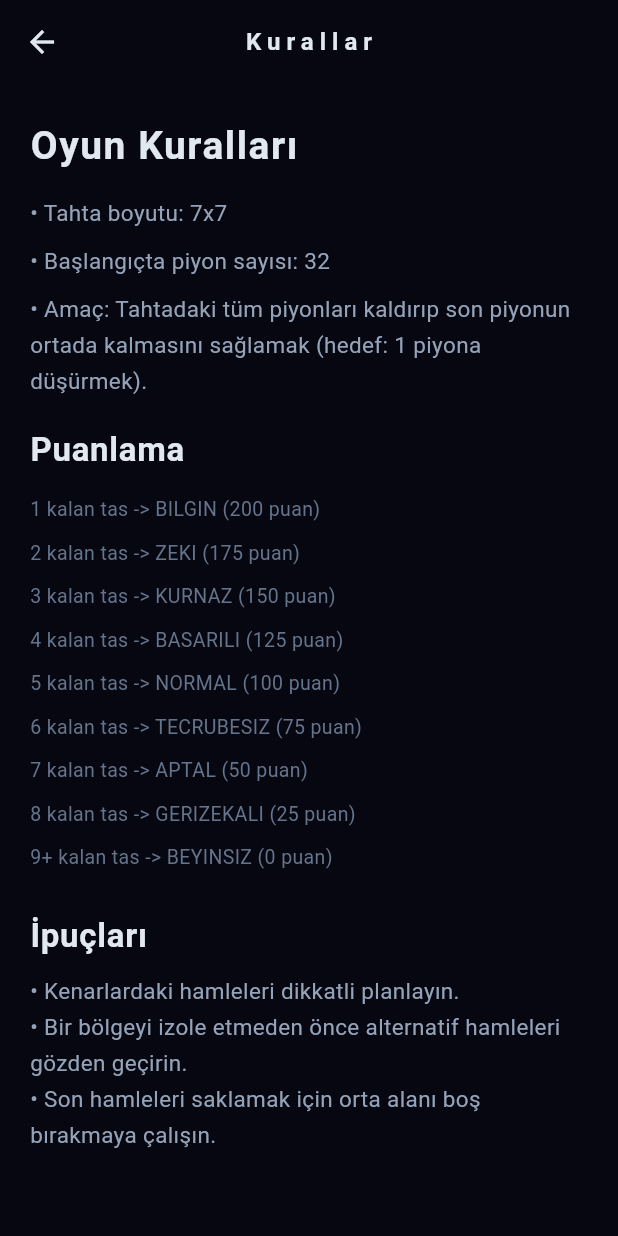
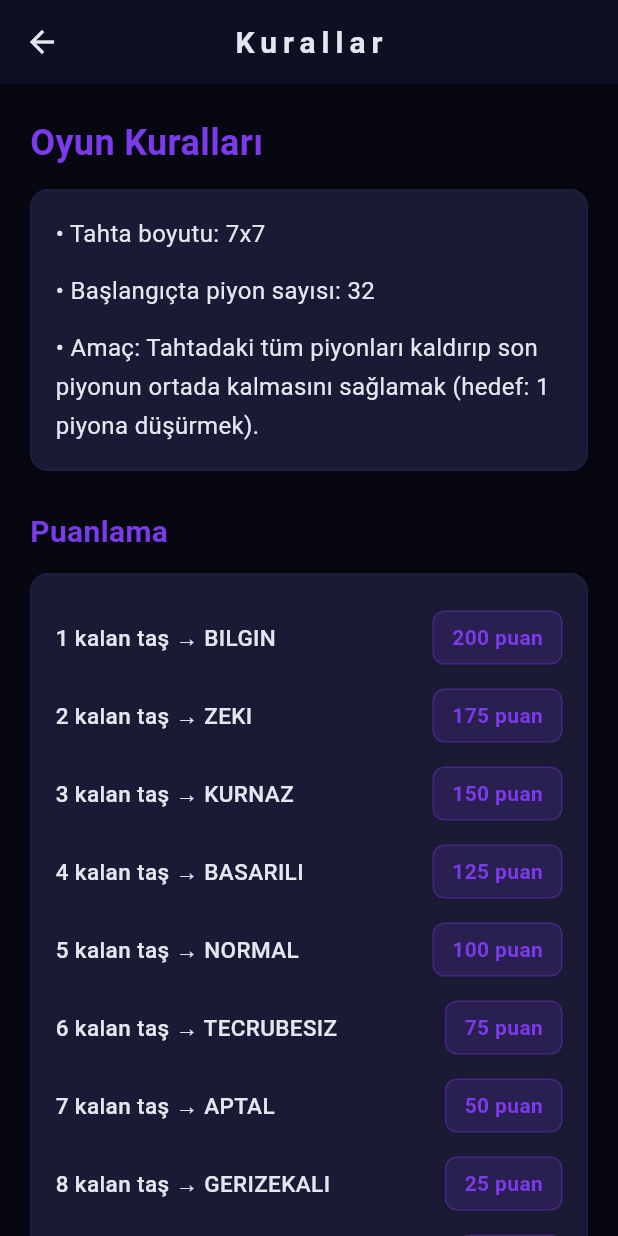
Before and after one commit to dilara-karaca/solo_test, a Flutter app: the RulesScreen screen opened by its route, on a phone screen of 412 x 824 dp. Run offline on Flutter 3.47's test engine with Material 3 defaults, Android fonts, the phone set to English and light mode, and no system bars; our stand-ins replace shared_preferences; accounts and stored records are empty.

Commit message:
kurallar teması güncellendi

```diff
--- a/lib/screens/rules/rules_screen.dart
+++ b/lib/screens/rules/rules_screen.dart
@@ -1,19 +1,31 @@
 import 'package:flutter/material.dart';
+import 'package:provider/provider.dart';
 import 'package:solo_test/core/constants/app_constants.dart';
-import 'package:solo_test/core/constants/app_colors.dart';
-import 'package:solo_test/core/constants/app_text_styles.dart';
+import 'package:solo_test/providers/theme_provider.dart';
 
 class RulesScreen extends StatelessWidget {
   const RulesScreen({super.key});
 
   @override
   Widget build(BuildContext context) {
+    return Consumer<ThemeProvider>(
+      builder: (context, themeProvider, _) {
+        final theme = themeProvider.themeData;
+
         return Scaffold(
-      backgroundColor: AppColors.backgroundColor,
+          backgroundColor: theme.backgroundColor,
           appBar: AppBar(
-        title: const Text('Kurallar'),
-        backgroundColor: Colors.transparent,
+            title: Text(
+              'Kurallar',
+              style: TextStyle(
+                color: theme.textPrimary,
+                fontSize: 20,
+                fontWeight: FontWeight.bold,
+              ),
+            ),
+            backgroundColor: theme.surfaceColor,
             elevation: 0,
+            iconTheme: IconThemeData(color: theme.textPrimary),
           ),
           body: SafeArea(
             child: SingleChildScrollView(
@@ -21,60 +33,165 @@ class RulesScreen extends StatelessWidget {
               child: Column(
                 crossAxisAlignment: CrossAxisAlignment.start,
                 children: [
-              Text('Oyun Kuralları', style: AppTextStyles.heading2),
+                  // Main Title
+                  Text(
+                    'Oyun Kuralları',
+                    style: TextStyle(
+                      fontSize: 24,
+                      fontWeight: FontWeight.bold,
+                      color: theme.primaryColor,
+                    ),
+                  ),
+                  const SizedBox(height: 12),
+
+                  // Rules Container
+                  Container(
+                    padding: const EdgeInsets.all(16),
+                    decoration: BoxDecoration(
+                      color: theme.surfaceLight,
+                      borderRadius: BorderRadius.circular(12),
+                      border: Border.all(color: theme.borderLight, width: 1),
+                    ),
+                    child: Column(
+                      crossAxisAlignment: CrossAxisAlignment.start,
+                      children: [
+                        Text(
+                          '• Tahta boyutu: ${AppConstants.BOARD_SIZE}x${AppConstants.BOARD_SIZE}',
+                          style: TextStyle(
+                            fontSize: 16,
+                            color: theme.textPrimary,
+                            height: 1.6,
+                          ),
+                        ),
                         const SizedBox(height: 12),
                         Text(
-                '• Tahta boyutu: ${AppConstants.BOARD_SIZE}x${AppConstants.BOARD_SIZE}',
-                style: AppTextStyles.bodyMedium.copyWith(
-                  color: AppColors.textSecondary,
+                          '• Başlangıçta piyon sayısı: ${AppConstants.INITIAL_PIECES}',
+                          style: TextStyle(
+                            fontSize: 16,
+                            color: theme.textPrimary,
+                            height: 1.6,
                           ),
                         ),
-              const SizedBox(height: 8),
-              Text(
-                '• Başlangıçta piyon sayısı: ${AppConstants.INITIAL_PIECES}',
-                style: AppTextStyles.bodyMedium.copyWith(
-                  color: AppColors.textSecondary,
-                ),
-              ),
-              const SizedBox(height: 8),
+                        const SizedBox(height: 12),
                         Text(
                           '• Amaç: Tahtadaki tüm piyonları kaldırıp son piyonun ortada kalmasını sağlamak (hedef: ${AppConstants.TARGET_PIECES} piyona düşürmek).',
-                style: AppTextStyles.bodyMedium.copyWith(
-                  color: AppColors.textSecondary,
-                ),
-              ),
-              const SizedBox(height: 16),
-              Text('Puanlama', style: AppTextStyles.heading3),
-              const SizedBox(height: 8),
-              Column(
-                crossAxisAlignment: CrossAxisAlignment.start,
-                children: const [
-                  _RuleScoreLine(range: '1', grade: 'BILGIN', points: 200),
-                  _RuleScoreLine(range: '2', grade: 'ZEKI', points: 175),
-                  _RuleScoreLine(range: '3', grade: 'KURNAZ', points: 150),
-                  _RuleScoreLine(range: '4', grade: 'BASARILI', points: 125),
-                  _RuleScoreLine(range: '5', grade: 'NORMAL', points: 100),
-                  _RuleScoreLine(range: '6', grade: 'TECRUBESIZ', points: 75),
-                  _RuleScoreLine(range: '7', grade: 'APTAL', points: 50),
-                  _RuleScoreLine(range: '8', grade: 'GERIZEKALI', points: 25),
-                  _RuleScoreLine(range: '9+', grade: 'BEYINSIZ', points: 0),
-                ],
-              ),
-              const SizedBox(height: 20),
-              Text('İpuçları', style: AppTextStyles.heading3),
-              const SizedBox(height: 8),
-              Text(
-                '''• Kenarlardaki hamleleri dikkatli planlayın.
-• Bir bölgeyi izole etmeden önce alternatif hamleleri gözden geçirin.
-• Son hamleleri saklamak için orta alanı boş bırakmaya çalışın.''',
-                style: AppTextStyles.bodyMedium.copyWith(
-                  color: AppColors.textSecondary,
+                          style: TextStyle(
+                            fontSize: 16,
+                            color: theme.textPrimary,
+                            height: 1.6,
                           ),
                         ),
                       ],
                     ),
                   ),
+
+                  const SizedBox(height: 24),
+
+                  // Scoring Section
+                  Text(
+                    'Puanlama',
+                    style: TextStyle(
+                      fontSize: 20,
+                      fontWeight: FontWeight.bold,
+                      color: theme.primaryColor,
                     ),
+                  ),
+                  const SizedBox(height: 12),
+
+                  // Scoring Container
+                  Container(
+                    padding: const EdgeInsets.all(16),
+                    decoration: BoxDecoration(
+                      color: theme.surfaceLight,
+                      borderRadius: BorderRadius.circular(12),
+                      border: Border.all(color: theme.borderLight, width: 1),
+                    ),
+                    child: Column(
+                      crossAxisAlignment: CrossAxisAlignment.start,
+                      children: const [
+                        _RuleScoreLine(
+                          range: '1',
+                          grade: 'BILGIN',
+                          points: 200,
+                        ),
+                        _RuleScoreLine(range: '2', grade: 'ZEKI', points: 175),
+                        _RuleScoreLine(
+                          range: '3',
+                          grade: 'KURNAZ',
+                          points: 150,
+                        ),
+                        _RuleScoreLine(
+                          range: '4',
+                          grade: 'BASARILI',
+                          points: 125,
+                        ),
+                        _RuleScoreLine(
+                          range: '5',
+                          grade: 'NORMAL',
+                          points: 100,
+                        ),
+                        _RuleScoreLine(
+                          range: '6',
+                          grade: 'TECRUBESIZ',
+                          points: 75,
+                        ),
+                        _RuleScoreLine(range: '7', grade: 'APTAL', points: 50),
+                        _RuleScoreLine(
+                          range: '8',
+                          grade: 'GERIZEKALI',
+                          points: 25,
+                        ),
+                        _RuleScoreLine(
+                          range: '9+',
+                          grade: 'BEYINSIZ',
+                          points: 0,
+                        ),
+                      ],
+                    ),
+                  ),
+
+                  const SizedBox(height: 24),
+
+                  // Tips Section
+                  Text(
+                    'İpuçları',
+                    style: TextStyle(
+                      fontSize: 20,
+                      fontWeight: FontWeight.bold,
+                      color: theme.primaryColor,
+                    ),
+                  ),
+                  const SizedBox(height: 12),
+
+                  // Tips Container
+                  Container(
+                    padding: const EdgeInsets.all(16),
+                    decoration: BoxDecoration(
+                      color: theme.surfaceLight,
+                      borderRadius: BorderRadius.circular(12),
+                      border: Border.all(
+                        color: theme.accentColor.withOpacity(0.3),
+                        width: 1,
+                      ),
+                    ),
+                    child: Text(
+                      '• Kenarlardaki hamleleri dikkatli planlayın.\n'
+                      '• Bir bölgeyi izole etmeden önce alternatif hamleleri gözden geçirin.\n'
+                      '• Son hamleleri saklamak için orta alanı boş bırakmaya çalışın.',
+                      style: TextStyle(
+                        fontSize: 16,
+                        color: theme.textPrimary,
+                        height: 1.8,
+                      ),
+                    ),
+                  ),
+                  const SizedBox(height: 20),
+                ],
+              ),
+            ),
+          ),
+        );
+      },
     );
   }
 }
@@ -92,12 +209,50 @@ class _RuleScoreLine extends StatelessWidget {
 
   @override
   Widget build(BuildContext context) {
+    return Consumer<ThemeProvider>(
+      builder: (context, themeProvider, _) {
+        final theme = themeProvider.themeData;
+
         return Padding(
-      padding: const EdgeInsets.symmetric(vertical: 4),
+          padding: const EdgeInsets.symmetric(vertical: 8),
+          child: Row(
+            mainAxisAlignment: MainAxisAlignment.spaceBetween,
+            children: [
+              Expanded(
                 child: Text(
-        '$range kalan tas -> $grade ($points puan)',
-        style: AppTextStyles.bodySmall.copyWith(color: AppColors.textTertiary),
+                  '$range kalan taş → $grade',
+                  style: TextStyle(
+                    fontSize: 15,
+                    color: theme.textPrimary,
+                    fontWeight: FontWeight.w500,
                   ),
+                ),
+              ),
+              Container(
+                padding: const EdgeInsets.symmetric(
+                  horizontal: 12,
+                  vertical: 6,
+                ),
+                decoration: BoxDecoration(
+                  color: theme.primaryColor.withOpacity(0.15),
+                  borderRadius: BorderRadius.circular(8),
+                  border: Border.all(
+                    color: theme.primaryColor.withOpacity(0.3),
+                  ),
+                ),
+                child: Text(
+                  '$points puan',
+                  style: TextStyle(
+                    fontSize: 14,
+                    color: theme.primaryColor,
+                    fontWeight: FontWeight.bold,
+                  ),
+                ),
+              ),
+            ],
+          ),
+        );
+      },
     );
   }
 }
```
Also changed, not shown: pubspec.lock, 3 other files. Lines whose indentation alone changed are shown as unchanged.
